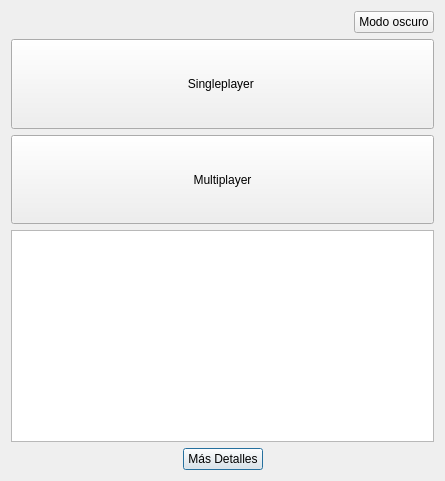
Before: the Qt Designer form menu_principal.ui in Sunimik1975/ihm_4connect, drawn with Qt 5.
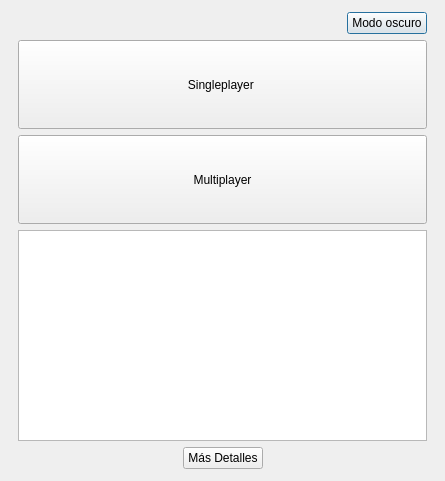
After: the same form once the commit is applied.

Commit message: añadoi boton rewgiter2

```diff
--- a/menu_principal.ui
+++ b/menu_principal.ui
@@ -14,47 +14,23 @@
    <string>Dialog</string>
   </property>
   <layout class="QGridLayout" name="gridLayout_2">
-   <item row="2" column="1">
-    <layout class="QHBoxLayout" name="horizontalLayout_2">
-     <item>
-      <spacer name="horizontalSpacer_2">
-       <property name="orientation">
-        <enum>Qt::Orientation::Horizontal</enum>
-       </property>
-       <property name="sizeHint" stdset="0">
-        <size>
-         <width>40</width>
-         <height>20</height>
-        </size>
-       </property>
-      </spacer>
-     </item>
-     <item>
-      <widget class="QPushButton" name="rondas">
-       <property name="text">
-        <string>Más Detalles</string>
-       </property>
-      </widget>
-     </item>
-     <item>
-      <spacer name="horizontalSpacer_3">
-       <property name="orientation">
-        <enum>Qt::Orientation::Horizontal</enum>
-       </property>
-       <property name="sizeHint" stdset="0">
-        <size>
-         <width>40</width>
-         <height>20</height>
-        </size>
-       </property>
-      </spacer>
-     </item>
-    </layout>
+   <item row="1" column="2" rowspan="2">
+    <spacer name="horizontalSpacer_5">
+     <property name="orientation">
+      <enum>Qt::Orientation::Horizontal</enum>
+     </property>
+     <property name="sizeType">
+      <enum>QSizePolicy::Policy::Fixed</enum>
+     </property>
+     <property name="sizeHint" stdset="0">
+      <size>
+       <width>1</width>
+       <height>1</height>
+      </size>
+     </property>
+    </spacer>
    </item>
    <item row="1" column="1">
-    <widget class="QTableView" name="rankingTableView"/>
-   </item>
-   <item row="0" column="1">
     <layout class="QVBoxLayout" name="verticalLayout">
      <item>
       <layout class="QHBoxLayout" name="horizontalLayout">
@@ -108,6 +84,94 @@
      </item>
     </layout>
    </item>
+   <item row="3" column="1">
+    <layout class="QHBoxLayout" name="horizontalLayout_2">
+     <item>
+      <spacer name="horizontalSpacer_2">
+       <property name="orientation">
+        <enum>Qt::Orientation::Horizontal</enum>
+       </property>
+       <property name="sizeHint" stdset="0">
+        <size>
+         <width>40</width>
+         <height>20</height>
+        </size>
+       </property>
+      </spacer>
+     </item>
+     <item>
+      <widget class="QPushButton" name="rondas">
+       <property name="text">
+        <string>Más Detalles</string>
+       </property>
+      </widget>
+     </item>
+     <item>
+      <spacer name="horizontalSpacer_3">
+       <property name="orientation">
+        <enum>Qt::Orientation::Horizontal</enum>
+       </property>
+       <property name="sizeHint" stdset="0">
+        <size>
+         <width>40</width>
+         <height>20</height>
+        </size>
+       </property>
+      </spacer>
+     </item>
+    </layout>
+   </item>
+   <item row="4" column="1">
+    <spacer name="verticalSpacer">
+     <property name="orientation">
+      <enum>Qt::Orientation::Vertical</enum>
+     </property>
+     <property name="sizeType">
+      <enum>QSizePolicy::Policy::Maximum</enum>
+     </property>
+     <property name="sizeHint" stdset="0">
+      <size>
+       <width>20</width>
+       <height>1</height>
+      </size>
+     </property>
+    </spacer>
+   </item>
+   <item row="2" column="1">
+    <widget class="QTableView" name="rankingTableView"/>
+   </item>
+   <item row="1" column="0" rowspan="2">
+    <spacer name="horizontalSpacer_4">
+     <property name="orientation">
+      <enum>Qt::Orientation::Horizontal</enum>
+     </property>
+     <property name="sizeType">
+      <enum>QSizePolicy::Policy::Maximum</enum>
+     </property>
+     <property name="sizeHint" stdset="0">
+      <size>
+       <width>1</width>
+       <height>20</height>
+      </size>
+     </property>
+    </spacer>
+   </item>
+   <item row="0" column="0" colspan="3">
+    <spacer name="verticalSpacer_2">
+     <property name="orientation">
+      <enum>Qt::Orientation::Vertical</enum>
+     </property>
+     <property name="sizeType">
+      <enum>QSizePolicy::Policy::Maximum</enum>
+     </property>
+     <property name="sizeHint" stdset="0">
+      <size>
+       <width>1</width>
+       <height>1</height>
+      </size>
+     </property>
+    </spacer>
+   </item>
   </layout>
  </widget>
  <resources/>
```
The commit also changes 2 other files.
